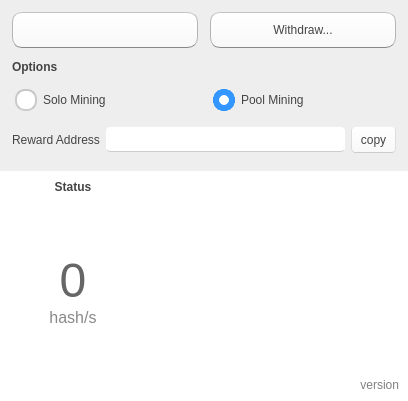
Before: the Qt Designer form alethone/AlethOne.ui in ethereum/alethzero, drawn with Qt 5.
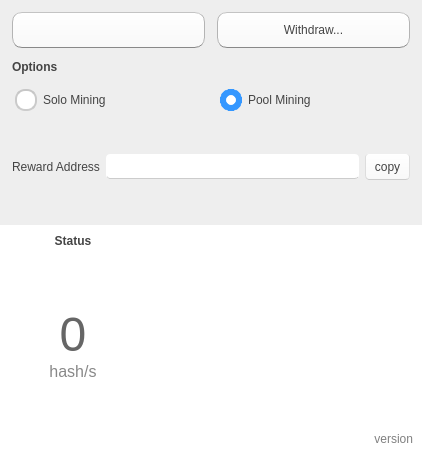
After: the same form once the commit is applied. Icons and pictures are not drawn. Custom widgets are drawn as their Qt base class.

Commit message: - fixed the size of to editline in send dialog to fixed size - removed sync statistic in pool mode

Patch:
```diff
--- a/alethone/AlethOne.ui
+++ b/alethone/AlethOne.ui
@@ -2,6 +2,14 @@
 <ui version="4.0">
  <class>AlethOne</class>
  <widget class="QDialog" name="AlethOne">
+  <property name="geometry">
+   <rect>
+    <x>0</x>
+    <y>0</y>
+    <width>422</width>
+    <height>455</height>
+   </rect>
+  </property>
   <property name="windowTitle">
    <string>AlethOne</string>
   </property>
@@ -519,6 +527,9 @@
        <layout class="QHBoxLayout" name="horizontalLayout_2">
         <item>
          <layout class="QVBoxLayout" name="verticalLayout_3">
+          <property name="rightMargin">
+           <number>0</number>
+          </property>
           <item>
            <widget class="QLabel" name="label">
             <property name="sizePolicy">
```
The commit also changes 3 other files.
